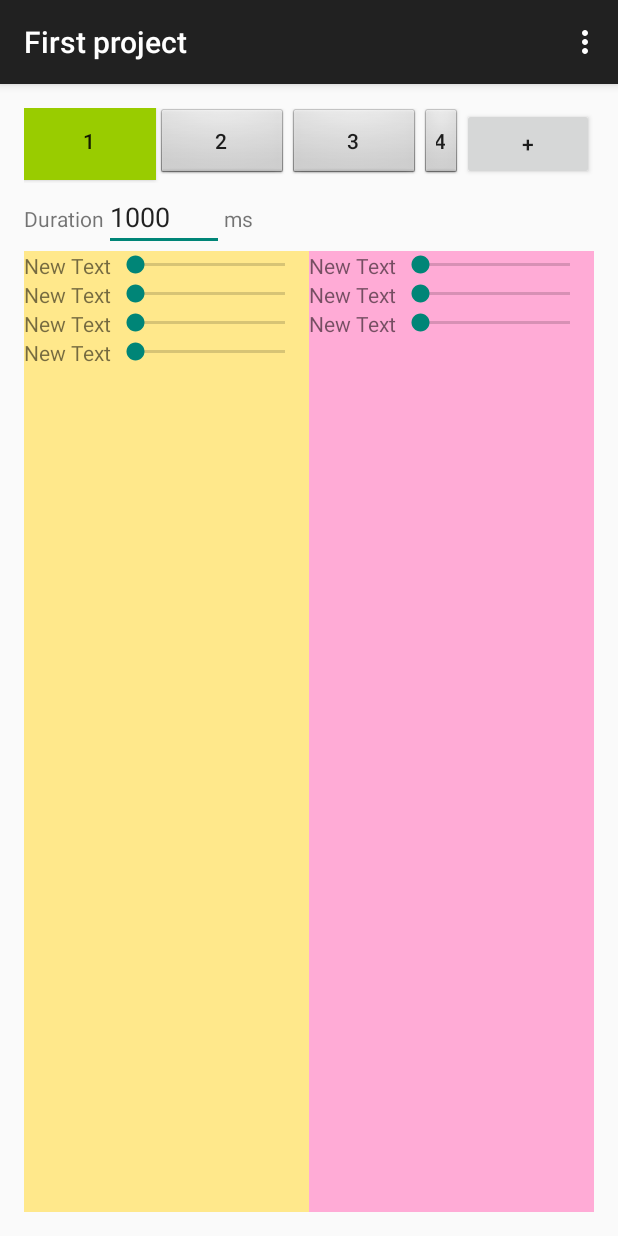
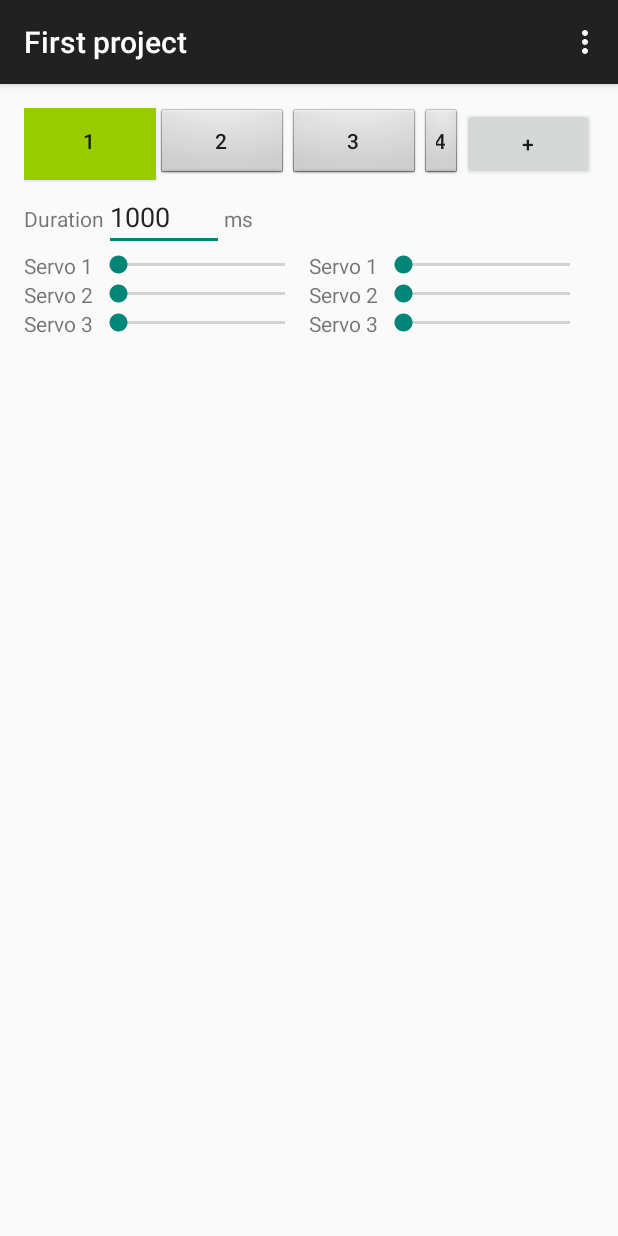
Before and after one commit to ngirardin/graveyard_bob, an Android app: the screen it shows after launch (ProjectActivity), after a tap on an icon or button, on a phone screen of 412 x 824 dp. Run offline under Robolectric (Android 15) with nearby library versions, the phone set to English and light mode, and no system bars.

Commit message:
Dynamically add the servos to the positions

```diff
--- a/app/src/main/java/fr/dmconcept/bob/activities/ProjectActivity.java
+++ b/app/src/main/java/fr/dmconcept/bob/activities/ProjectActivity.java
@@ -12,6 +12,8 @@ import android.view.ViewGroup;
 import android.widget.Button;
 import android.widget.LinearLayout;
 import android.widget.TableLayout;
+import android.widget.TableRow;
+import android.widget.TextView;
 
 import fr.dmconcept.bob.R;
 import fr.dmconcept.bob.models.Project;
@@ -155,10 +157,26 @@ public class ProjectActivity extends ActionBarActivity {
 
             LayoutInflater inflater = getLayoutInflater(savedInstanceState);
 
-            for (int i = 0; i < project.getServosCount(); i++) {
-                inflater.inflate(R.layout.layout_position_sliders, startPositions).setTag(i);
-                inflater.inflate(R.layout.layout_position_sliders, endPositions  ).setTag(i);
+            for (int servo = 0; servo < project.getServosCount(); servo++) {
+                createPositionSlider(inflater, startPositions, servo);
+                createPositionSlider(inflater, endPositions  , servo);
             }
+
+        }
+
+        private void createPositionSlider(LayoutInflater inflater, TableLayout parent, int servoIndex) {
+
+            // Inflate the position slider widget
+            TableRow positionSliderRow = (TableRow) inflater.inflate(R.layout.layout_position_sliders, null);
+
+            // Set the servo id
+            positionSliderRow.setTag(servoIndex);
+
+            // Update the servo name text
+            ((TextView) positionSliderRow.findViewById(R.id.text)).setText("Servo " + (servoIndex + 1));
+
+            // Append the position slider to the parent view
+            parent.addView(positionSliderRow);
 
         }
 
--- a/app/src/main/java/fr/dmconcept/bob/models/Projects.java
+++ b/app/src/main/java/fr/dmconcept/bob/models/Projects.java
@@ -16,11 +16,11 @@ public class Projects {
 
 
         new Project("222", "Second project", new Step[] {
-            new Step(1000, new int[] { 0, 100,   0} ),
-            new Step(5000, new int[] {20,  80, 100} ),
-            new Step(2000, new int[] {40,  60,   0} ),
-            new Step(3000, new int[] {60,  40, 100} ),
-            new Step(5000, new int[] {80,  20,   0} )
+            new Step(1000, new int[] { 0, 100,   0,   0}),
+            new Step(5000, new int[] {20,  80, 100,  50}),
+            new Step(2000, new int[] {40,  60,   0, 100}),
+            new Step(3000, new int[] {60,  40, 100,  50}),
+            new Step(5000, new int[] {80,  20,   0,   0})
         })
 
     };
--- a/app/src/main/res/layout/fragment_project.xml
+++ b/app/src/main/res/layout/fragment_project.xml
@@ -67,11 +67,8 @@
             android:layout_width="wrap_content"
             android:layout_height="fill_parent"
             android:layout_below="@+id/duration"
-            android:background="#ffe88b"
             android:layout_weight="1"
             android:id="@+id/startPositions">
-
-            <include layout="@layout/layout_position_sliders" />
 
         </TableLayout>
 
@@ -80,7 +77,6 @@
             android:layout_height="fill_parent"
             android:layout_alignParentTop="false"
             android:layout_alignParentRight="false"
-            android:background="#ffabd6"
             android:layout_weight="1"
             android:id="@+id/endPositions">
 
--- a/app/src/main/res/layout/layout_position_sliders.xml
+++ b/app/src/main/res/layout/layout_position_sliders.xml
@@ -7,8 +7,7 @@
     <TextView
         android:layout_width="wrap_content"
         android:layout_height="wrap_content"
-        android:text="New Text"
-        android:id="@+id/textView2" />
+        android:id="@+id/text" />
 
     <SeekBar
         android:layout_width="match_parent"
```
